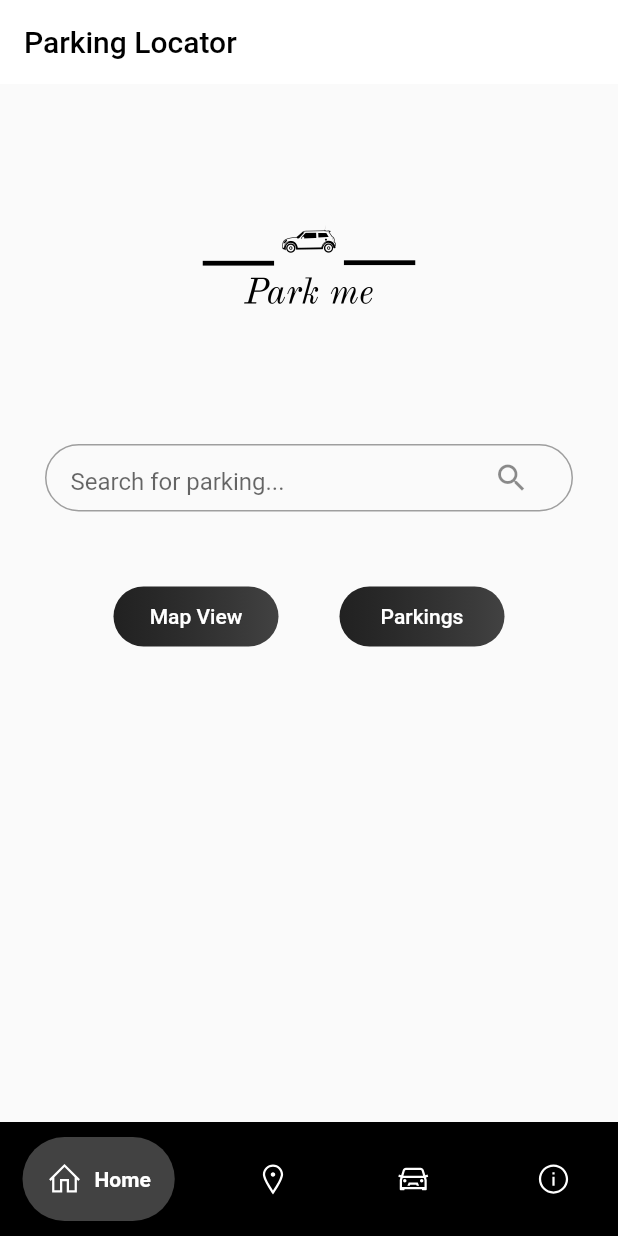
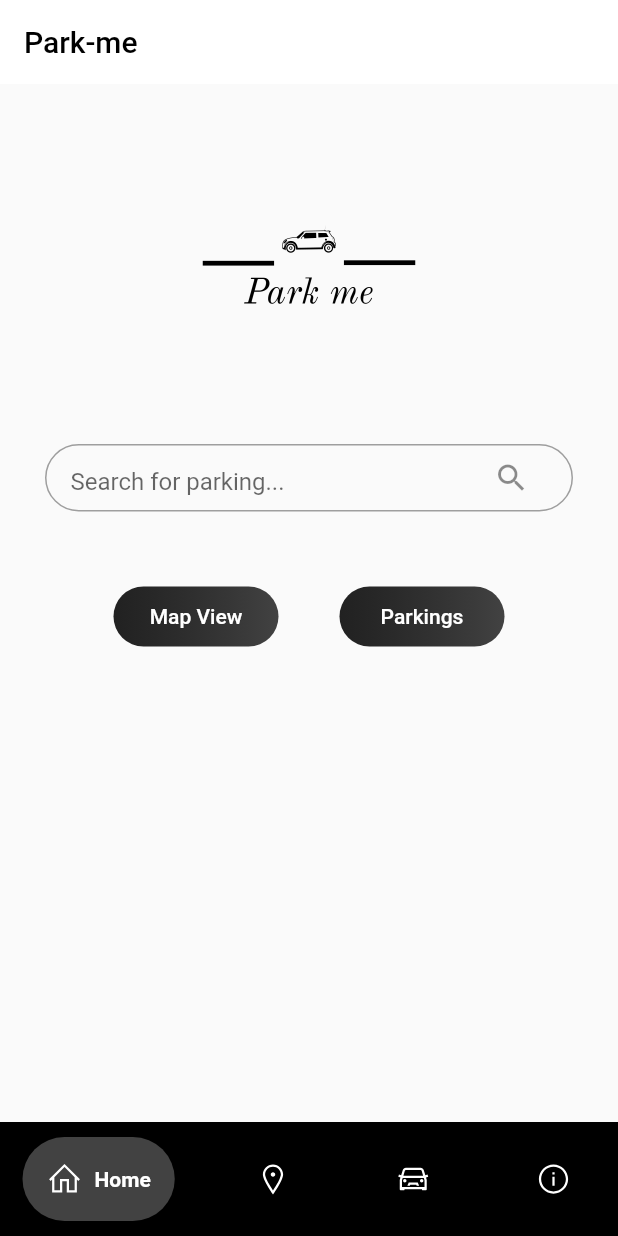
Before and after one commit to dhiyanesh-cyber/car-parking, a Flutter app: the screen it shows after launch, on a phone screen of 412 x 824 dp. Run offline on Flutter 3.47's test engine with Material 2 defaults, Android fonts, the phone set to English and light mode, and no system bars; drawn by our look-alikes of google_nav_bar; our stand-ins replace google_maps_flutter, line_icons, location.

Commit message:
parking locator -> park-me

```diff
--- a/lib/simple_starting_screen.dart
+++ b/lib/simple_starting_screen.dart
@@ -17,7 +17,7 @@ class _SimpleStartingScreenState extends State<SimpleStartingScreen> {
       appBar: AppBar(
         backgroundColor: Colors.white,
         title: Text(
-          'Parking Locator',
+          'Park-me',
           textAlign: TextAlign.center,
           style: TextStyle(color: Colors.black),
         ),
```
